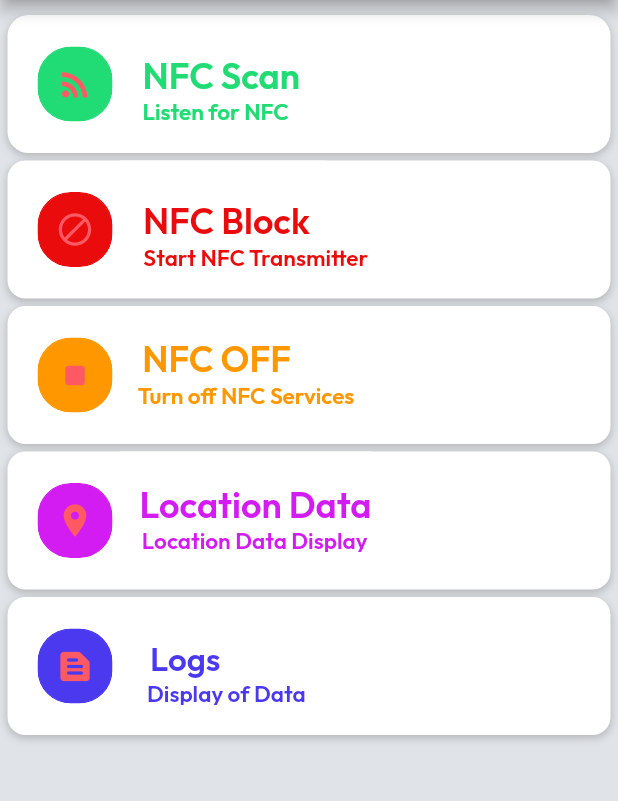
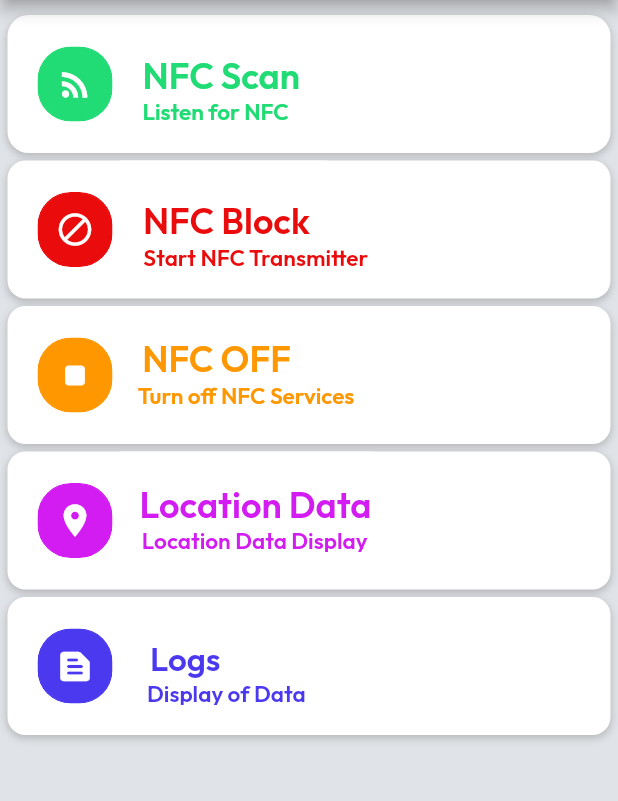
Before and after one commit to ex-nihilonihil-fit/NearSecure, a Flutter app: the screen it shows after launch, on a phone screen of 412 x 824 dp, the part 225-1026 px from its top. Run offline on Flutter 3.47's test engine with Material 2 defaults, Android fonts, the phone set to English and light mode, and no system bars; our stand-ins replace flutter_map, geolocator, google_fonts, latlong2, page_transition, shared_preferences and 2 more; missing offline and left inert: flutter_map_marker_cluster, flutter_nfc_kit, json_path, latlng, ndef; accounts and stored records are empty.

Commit message:
- added method to delete logs - fixed non-ndef logging error - added additional ic_launcher images - minor UI fixes

```diff
--- a/lib/database_services/database_display.dart
+++ b/lib/database_services/database_display.dart
@@ -1,5 +1,6 @@
 import 'package:latlng/latlng.dart';
-
+import 'package:rf_block/main.dart';
+import 'package:rf_block/nfc_services/nfc_transmitter.dart';
 import 'database_helper.dart';
 import 'package:flutter/material.dart';
 import 'package:rf_block/flutter_flow/flutter_flow_theme.dart';
@@ -46,11 +47,12 @@ class DatabaseDisplay {
 }
 
 class DisplayLogData extends StatefulWidget {
-  DisplayLogData({Key? key}) : super(key: key);
+  const DisplayLogData({Key? key}) : super(key: key);
 
   @override
   State<DisplayLogData> createState() => _DisplayLogData();
 }
+
 class _DisplayLogData extends State<DisplayLogData> {
 
   List<String> _logs = [];
@@ -83,7 +85,7 @@ class _DisplayLogData extends State<DisplayLogData> {
           actions: [],
           flexibleSpace: FlexibleSpaceBar(
             background: Padding(
-              padding: EdgeInsetsDirectional.fromSTEB(2, 5, 2, 0),
+              padding: const EdgeInsetsDirectional.fromSTEB(2, 5, 2, 0),
               child: ClipRRect(
                 borderRadius: BorderRadius.circular(8),
                 child: Image.asset(
@@ -96,7 +98,25 @@ class _DisplayLogData extends State<DisplayLogData> {
           centerTitle: false,
         ),
       ),
-      body: _logs==null ? Container():ListView.builder(
+
+        // create a button to clear the log data
+        floatingActionButton: FloatingActionButton(
+          onPressed: () async {
+            await DatabaseHelper().delete();
+            _updateLog();
+            Navigator.push(context, MaterialPageRoute(builder: (context) => HomePage()));
+            // stop the NFC transmitter
+            NFCTransmitter().stop();
+            },
+          elevation: 8,
+          child: const Icon(
+            Icons.delete,
+            color: Color(0xFFFFFFFF),
+            size: 24,
+          ),
+        ),
+
+    body: _logs==null ? Container():ListView.builder(
         itemCount: _logs.length,
         itemBuilder: (_, int position) {
           return Card(
--- a/lib/database_services/database_helper.dart
+++ b/lib/database_services/database_helper.dart
@@ -112,6 +112,6 @@ class DatabaseHelper {
   // Delete the database
   Future<int> delete() async {
     Database? db = await database;
-    return await db!.delete(table, where: '$columnId = ?', whereArgs: [1]);
+    return await db!.delete(table);
   }
 }
--- a/lib/main.dart
+++ b/lib/main.dart
@@ -28,7 +28,7 @@ class MyAppState extends State<MyApp> {
 
   @override
   Widget build(BuildContext context) {
-    return MaterialApp(
+    return const MaterialApp(
         home: HomePage()
     );
   }
@@ -48,10 +48,10 @@ class HomePage extends StatelessWidget {
           child: AppBar(
             backgroundColor: FlutterFlowTheme.of(context).lineColor,
             automaticallyImplyLeading: false,
-            actions: [],
+            actions: const [],
             flexibleSpace: FlexibleSpaceBar(
               background: Padding(
-                padding: EdgeInsetsDirectional.fromSTEB(2,5,2,5),
+                padding: const EdgeInsetsDirectional.fromSTEB(2,5,2,5),
                 child: ClipRRect(
                   borderRadius: BorderRadius.circular(16),
                   child: Image.asset(
@@ -71,13 +71,13 @@ class HomePage extends StatelessWidget {
             scrollDirection: Axis.vertical,
             children: [
               Padding(
-                padding: EdgeInsetsDirectional.fromSTEB(5, 10, 5, 0),
+                padding: const EdgeInsetsDirectional.fromSTEB(5, 10, 5, 0),
                 child: Container(
                   width: 390,
                   height: 92,
                   decoration: BoxDecoration(
                     color: FlutterFlowTheme.of(context).secondaryBackground,
-                    boxShadow: [
+                    boxShadow: const [
                       BoxShadow(
                         blurRadius: 4,
                         color: Color(0x33000000),
@@ -87,26 +87,27 @@ class HomePage extends StatelessWidget {
                     borderRadius: BorderRadius.circular(14),
                     shape: BoxShape.rectangle,
                   ),
-                  alignment: AlignmentDirectional(0, 0),
+                  alignment: const AlignmentDirectional(0, 0),
                   child: Row(
                     mainAxisSize: MainAxisSize.max,
                     children: [
                       Padding(
-                        padding: EdgeInsetsDirectional.fromSTEB(20, 0, 5, 0),
+                        padding: const EdgeInsetsDirectional.fromSTEB(20, 0, 5, 0),
                         child: FlutterFlowIconButton(
-                          borderColor: Color(0xFF21DC75),
+                          borderColor: const Color(0xFF21DC75),
                           borderRadius: 22,
                           borderWidth: 1,
                           buttonSize: 50,
-                          fillColor: Color(0xFF21DC75),
-                          icon: Icon(
+                          fillColor: const Color(0xFF21DC75),
+                          icon: const Icon(
                             Icons.rss_feed,
-                            color: FlutterFlowTheme.of(context).alternate,
+                            color: Color(0xFFFFFFFF),
                             size: 26,
                           ),
 
                           onPressed: () {
                             // Listen for NFC signals
+                            nfcTransmitter.stop();
                             nfcListener.listen();
                             showDialog(
                               context: context,
@@ -129,9 +130,9 @@ class HomePage extends StatelessWidget {
                                   .secondaryBackground,
                             ),
                             child: Align(
-                              alignment: AlignmentDirectional(-1, 1),
+                              alignment: const AlignmentDirectional(-1, 1),
                               child: Padding(
-                                padding: EdgeInsetsDirectional.fromSTEB(
+                                padding: const EdgeInsetsDirectional.fromSTEB(
                                     15, 15, 0, 0),
                                 child: Text(
                                   'NFC Scan',
@@ -139,7 +140,7 @@ class HomePage extends StatelessWidget {
                                       .bodyText1
                                       .override(
                                     fontFamily: 'Outfit',
-                                    color: Color(0xFF21DC75),
+                                    color: const Color(0xFF21DC75),
                                     fontSize: 24,
                                   ),
                                 ),
@@ -154,10 +155,10 @@ class HomePage extends StatelessWidget {
                                   .secondaryBackground,
                             ),
                             child: Align(
-                              alignment: AlignmentDirectional(-1, -1),
+                              alignment: const AlignmentDirectional(-1, -1),
                               child: Padding(
                                 padding:
-                                EdgeInsetsDirectional.fromSTEB(15, 0, 0, 2),
+                                const EdgeInsetsDirectional.fromSTEB(15, 0, 0, 2),
                                 child: Text(
                                   'Listen for NFC signals',
                                   style: FlutterFlowTheme.of(context)
@@ -178,13 +179,13 @@ class HomePage extends StatelessWidget {
                 ),
               ),
               Padding(
-                padding: EdgeInsetsDirectional.fromSTEB(5, 5, 5, 0),
+                padding: const EdgeInsetsDirectional.fromSTEB(5, 5, 5, 0),
                 child: Container(
                   width: 390,
                   height: 92,
                   decoration: BoxDecoration(
                     color: FlutterFlowTheme.of(context).secondaryBackground,
-                    boxShadow: [
+                    boxShadow: const [
                       BoxShadow(
                         blurRadius: 4,
                         color: Color(0x33000000),
@@ -193,25 +194,26 @@ class HomePage extends StatelessWidget {
                     ],
                     borderRadius: BorderRadius.circular(12),
                   ),
-                  alignment: AlignmentDirectional(0, 0),
+                  alignment: const AlignmentDirectional(0, 0),
                   child: Row(
                     mainAxisSize: MainAxisSize.max,
                     children: [
                       Padding(
-                        padding: EdgeInsetsDirectional.fromSTEB(20, 0, 5, 0),
+                        padding: const EdgeInsetsDirectional.fromSTEB(20, 0, 5, 0),
                         child: FlutterFlowIconButton(
-                          borderColor: Color(0xFFEA0C0C),
+                          borderColor: const Color(0xFFEA0C0C),
                           borderRadius: 22,
                           borderWidth: 1,
                           buttonSize: 50,
-                          fillColor: Color(0xFFEA0C0C),
-                          icon: Icon(
+                          fillColor: const Color(0xFFEA0C0C),
+                          icon: const Icon(
                             Icons.block,
-                            color: FlutterFlowTheme.of(context).alternate,
+                            color: Color(0xFFFFFFFF),
                             size: 26,
                           ),
                           onPressed: () {
                             // Transmit NFC data
+                            nfcListener.stop();
                             nfcTransmitter.transmit();
                             showDialog(
                               context: context,
@@ -234,17 +236,17 @@ class HomePage extends StatelessWidget {
                                   .secondaryBackground,
                             ),
                             child: Align(
-                              alignment: AlignmentDirectional(0, 1),
+                              alignment: const AlignmentDirectional(0, 1),
                               child: Padding(
                                 padding:
-                                EdgeInsetsDirectional.fromSTEB(4, 0, 0, 0),
+                                const EdgeInsetsDirectional.fromSTEB(4, 0, 0, 0),
                                 child: Text(
                                   'NFC Block',
                                   style: FlutterFlowTheme.of(context)
                                       .bodyText1
                                       .override(
                                     fontFamily: 'Outfit',
-                                    color: Color(0xFFEA0C0C),
+                                    color: const Color(0xFFEA0C0C),
                                     fontSize: 24,
                                   ),
                                 ),
@@ -259,17 +261,17 @@ class HomePage extends StatelessWidget {
                                   .secondaryBackground,
                             ),
                             child: Align(
-                              alignment: AlignmentDirectional(0, 1),
+                              alignment: const AlignmentDirectional(0, 1),
                               child: Padding(
                                 padding:
-                                EdgeInsetsDirectional.fromSTEB(11, 0, 0, 0),
+                                const EdgeInsetsDirectional.fromSTEB(11, 0, 0, 0),
                                 child: Text(
                                   'Start NFC Transmitter',
                                   style: FlutterFlowTheme.of(context)
                                       .bodyText2
                                       .override(
                                     fontFamily: 'Outfit',
-                                    color: Color(0xFFEA0C0C),
+                                    color: const Color(0xFFEA0C0C),
                                     fontSize: 15,
                                   ),
                                 ),
@@ -289,7 +291,7 @@ class HomePage extends StatelessWidget {
                   height: 92,
                   decoration: BoxDecoration(
                     color: FlutterFlowTheme.of(context).secondaryBackground,
-                    boxShadow: [
+                    boxShadow: const [
                       BoxShadow(
                         blurRadius: 4,
                         color: Color(0x33000000),
@@ -298,21 +300,21 @@ class HomePage extends StatelessWidget {
                     ],
                     borderRadius: BorderRadius.circular(12),
                   ),
-                  alignment: AlignmentDirectional(0, 0),
+                  alignment: const AlignmentDirectional(0, 0),
                   child: Row(
                     mainAxisSize: MainAxisSize.max,
                     children: [
                       Padding(
-                        padding: EdgeInsetsDirectional.fromSTEB(20, 0, 5, 0),
+                        padding: const EdgeInsetsDirectional.fromSTEB(20, 0, 5, 0),
                         child: FlutterFlowIconButton(
                           borderColor: Colors.orange,
                           borderRadius: 22,
                           borderWidth: 1,
                           buttonSize: 50,
                           fillColor: Colors.orange,
-                          icon: Icon(
+                          icon: const Icon(
                             Icons.stop_rounded,
-                            color: FlutterFlowTheme.of(context).alternate,
+                            color: Color(0xFFFFFFFF),
                             size: 26,
                           ),
                           onPressed: () {
@@ -345,7 +347,7 @@ class HomePage extends StatelessWidget {
                               child: Align(
                                 alignment: AlignmentDirectional(1, 1),
                                 child: Padding(
-                                  padding: EdgeInsetsDirectional.fromSTEB(
+                                  padding: const EdgeInsetsDirectional.fromSTEB(
                                       5, 10, 0, 0),
                                   child: Text(
                                     'NFC OFF',
@@ -399,7 +401,7 @@ class HomePage extends StatelessWidget {
                   height: 92,
                   decoration: BoxDecoration(
                     color: FlutterFlowTheme.of(context).secondaryBackground,
-                    boxShadow: [
+                    boxShadow: const [
                       BoxShadow(
                         blurRadius: 4,
                         color: Color(0x33000000),
@@ -420,14 +422,14 @@ class HomePage extends StatelessWidget {
                           borderWidth: 1,
                           buttonSize: 50,
                           fillColor: Color(0xFFD21CF1),
-                          icon: Icon(
+                          icon: const Icon(
                             Icons.location_on,
-                            color: FlutterFlowTheme.of(context).alternate,
+                            color: Color(0xFFFFFFFF),
                             size: 26,
                           ),
                           onPressed: () async {
-                            locationsList =  await DatabaseDisplay().getLocation() as List<LatLng>;
-                            if(locationsList.length == 0){
+                            locationsList =  await DatabaseDisplay().getLocation();
+                            if(locationsList.isEmpty){
                               Navigator.push(context, MaterialPageRoute(builder: (context) =>  NoDataDisplay()));
                             } else {
                               // navigate to the DisplayLocationData view
@@ -449,17 +451,17 @@ class HomePage extends StatelessWidget {
                                   .secondaryBackground,
                             ),
                             child: Align(
-                              alignment: AlignmentDirectional(-1, 1),
+                              alignment: const AlignmentDirectional(-1, 1),
                               child: Padding(
                                 padding:
-                                EdgeInsetsDirectional.fromSTEB(13, 0, 0, 0),
+                                const EdgeInsetsDirectional.fromSTEB(13, 0, 0, 0),
                                 child: Text(
                                   'Location Data',
                                   style: FlutterFlowTheme.of(context)
                                       .bodyText1
                                       .override(
                                     fontFamily: 'Outfit',
-                                    color: Color(0xFFD21CF1),
+                                    color: const Color(0xFFD21CF1),
                                     fontSize: 24,
                                   ),
                                 ),
@@ -474,17 +476,17 @@ class HomePage extends StatelessWidget {
                                   .secondaryBackground,
                             ),
                             child: Align(
-                              alignment: AlignmentDirectional(1, -1),
+                              alignment: const AlignmentDirectional(1, -1),
                               child: Padding(
                                 padding:
-                                EdgeInsetsDirectional.fromSTEB(5, 0, 0, 0),
+                                const EdgeInsetsDirectional.fromSTEB(5, 0, 0, 0),
                                 child: Text(
                                   'Location Data Display',
                                   style: FlutterFlowTheme.of(context)
                                       .bodyText2
                                       .override(
                                     fontFamily: 'Outfit',
-                                    color: Color(0xFFD21CF1),
+                                    color: const Color(0xFFD21CF1),
                                     fontSize: 15,
                                   ),
                                 ),
@@ -498,13 +500,13 @@ class HomePage extends StatelessWidget {
                 ),
               ),
               Padding(
-                padding: EdgeInsetsDirectional.fromSTEB(5, 5, 5, 0),
+                padding: const EdgeInsetsDirectional.fromSTEB(5, 5, 5, 0),
                 child: Container(
                   width: 390,
                   height: 92,
                   decoration: BoxDecoration(
                     color: FlutterFlowTheme.of(context).secondaryBackground,
-                    boxShadow: [
+                    boxShadow: const [
                       BoxShadow(
                         blurRadius: 4,
                         color: Color(0x33000000),
@@ -517,16 +519,16 @@ class HomePage extends StatelessWidget {
                     mainAxisSize: MainAxisSize.max,
                     children: [
                       Padding(
-                        padding: EdgeInsetsDirectional.fromSTEB(20, 0, 5, 0),
+                        padding: const EdgeInsetsDirectional.fromSTEB(20, 0, 5, 0),
                         child: FlutterFlowIconButton(
                           borderColor: FlutterFlowTheme.of(context).warning,
                           borderRadius: 22,
                           borderWidth: 1,
                           buttonSize: 50,
                           fillColor: FlutterFlowTheme.of(context).warning,
-                          icon: Icon(
+                          icon: const Icon(
                             Icons.text_snippet_rounded,
-                            color: FlutterFlowTheme.of(context).alternate,
+                            color: Color(0xFFFFFFFF),
                             size: 26,
                           ),
                           onPressed: () {
@@ -538,7 +540,7 @@ class HomePage extends StatelessWidget {
                         mainAxisSize: MainAxisSize.max,
                         children: [
                           Align(
-                            alignment: AlignmentDirectional(-1, -1),
+                            alignment: const AlignmentDirectional(-1, -1),
                             child: Container(
                               width: 110,
                               height: 55,
@@ -547,7 +549,7 @@ class HomePage extends StatelessWidget {
                                     .secondaryBackground,
                               ),
                               child: Align(
-                                alignment: AlignmentDirectional(-1, 1),
+                                alignment: const AlignmentDirectional(-1, 1),
                                 child: Text(
                                   'Logs',
                                   style: FlutterFlowTheme.of(context)
@@ -570,10 +572,10 @@ class HomePage extends StatelessWidget {
                                   .secondaryBackground,
                             ),
                             child: Align(
-                              alignment: AlignmentDirectional(-1, 1),
+                              alignment: const AlignmentDirectional(-1, 1),
                               child: Padding(
                                 padding:
-                                EdgeInsetsDirectional.fromSTEB(18, 0, 0, 0),
+                                const EdgeInsetsDirectional.fromSTEB(18, 0, 0, 0),
                                 child: Text(
                                   'Display of Data',
                                   style: FlutterFlowTheme.of(context)
--- a/lib/nfc_services/nfc_listener.dart
+++ b/lib/nfc_services/nfc_listener.dart
@@ -1,9 +1,12 @@
 import 'dart:convert';
 
+import 'package:flutter/material.dart';
 import 'package:flutter_nfc_kit/flutter_nfc_kit.dart';
 import 'package:rf_block/database_services/database_helper.dart';
 import 'package:rf_block/location_services/location_data.dart';
 import 'dart:async';
+
+import '../main.dart';
 
 class NFCListener {
 // start an asynchronous session to listen for NFC tags
@@ -19,7 +22,7 @@ class NFCListener {
     var tag = await FlutterNfcKit.poll(timeout: Duration(seconds: 240));
     var id = tag.id;
     print('NFC ID: $id'); //TODO: Remove this line
-    var nfcData = '${tag.type}, ${tag.sak}, ${tag.atqa}';
+    var nfcData = '${tag.type} ${tag.sak} ${tag.atqa}';
     print('NFC Data: $nfcData'); //TODO: Remove this line
 
     // get the current location
--- a/lib/nfc_services/nfc_transmitter.dart
+++ b/lib/nfc_services/nfc_transmitter.dart
@@ -19,10 +19,10 @@ class NFCTransmitter {
       print('NFC Transmitter started'); //TODO: Remove this line
     }
     // listen for any tag and get the tag data when it's tapped.
-    var tag = await FlutterNfcKit.poll(timeout: Duration(seconds: 240));
+    var tag = await FlutterNfcKit.poll(timeout: const Duration(seconds: 240));
     var id = tag.id;
     print('NFC ID: $id'); //TODO: Remove this line
-    var nfcData = '${tag.type}, ${tag.sak}, ${tag.atqa}';
+    var nfcData = '${tag.type} ${tag.sak} ${tag.atqa}';
     print('NFC Data: $nfcData'); //TODO: Remove this line
 
     // if a tag is found, write random data to it
@@ -48,7 +48,7 @@ class NFCTransmitter {
     print('time: $time'); //TODO: Remove this line
 
     // Write the data to the database.
-    DatabaseHelper().insert(time, id, nfcData, location);
+    DatabaseHelper().insert(time.replaceAll(' ', '@'), id, nfcData.replaceAll(',', ''), location.replaceAll(',', ''));
   }
 
   // close the session
```
Also changed, not shown: 2 other files.
